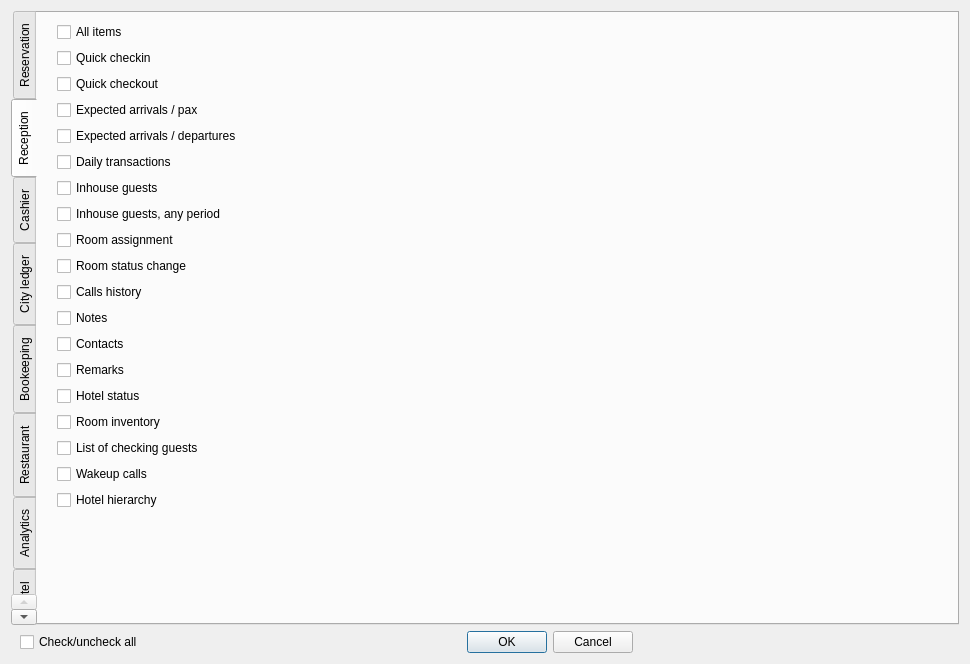
Old version of the form Resort/dlguserrights.ui in the repository End1-1/Resort.
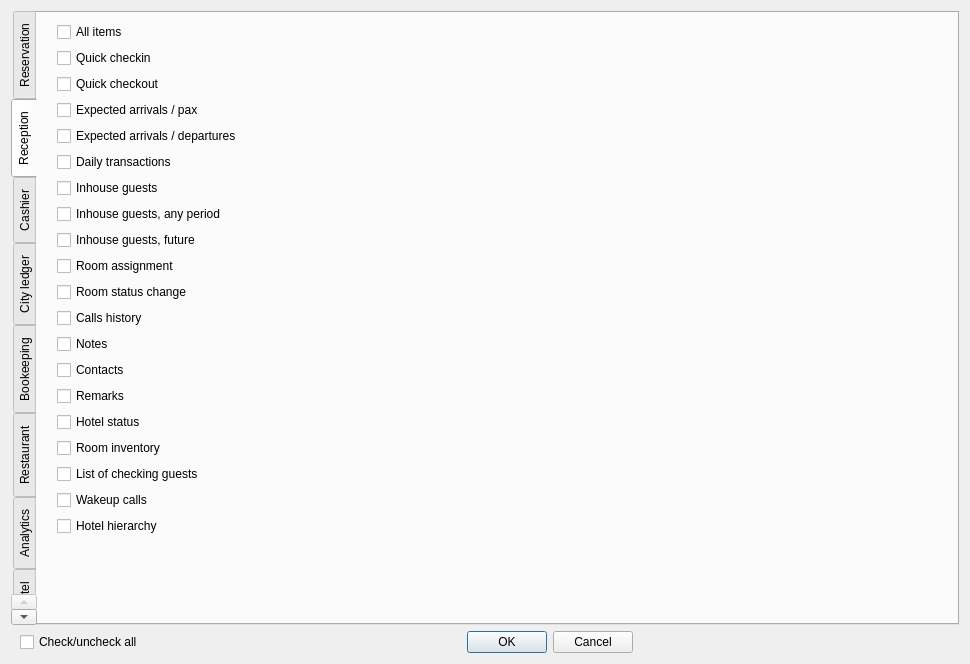
New version of the form. The open tabs and pages were chosen to show the change. Custom widgets are drawn as their Qt base class.

Commit message: Add chart, inhouse future, and bugs fixed

Diff of the .ui file:
```diff
--- a/Resort/dlguserrights.ui
+++ b/Resort/dlguserrights.ui
@@ -341,6 +341,16 @@
          </property>
         </widget>
        </item>
+       <item>
+        <widget class="EQCheckBox" name="chInhouseGuestAnyTime_2">
+         <property name="text">
+          <string>Inhouse guests, future</string>
+         </property>
+         <property name="Tag" stdset="0">
+          <number>136</number>
+         </property>
+        </widget>
+       </item>
        <item>
         <widget class="EQCheckBox" name="chRoomAssignmen">
          <property name="text">
```
The commit also changes 73 other files.
